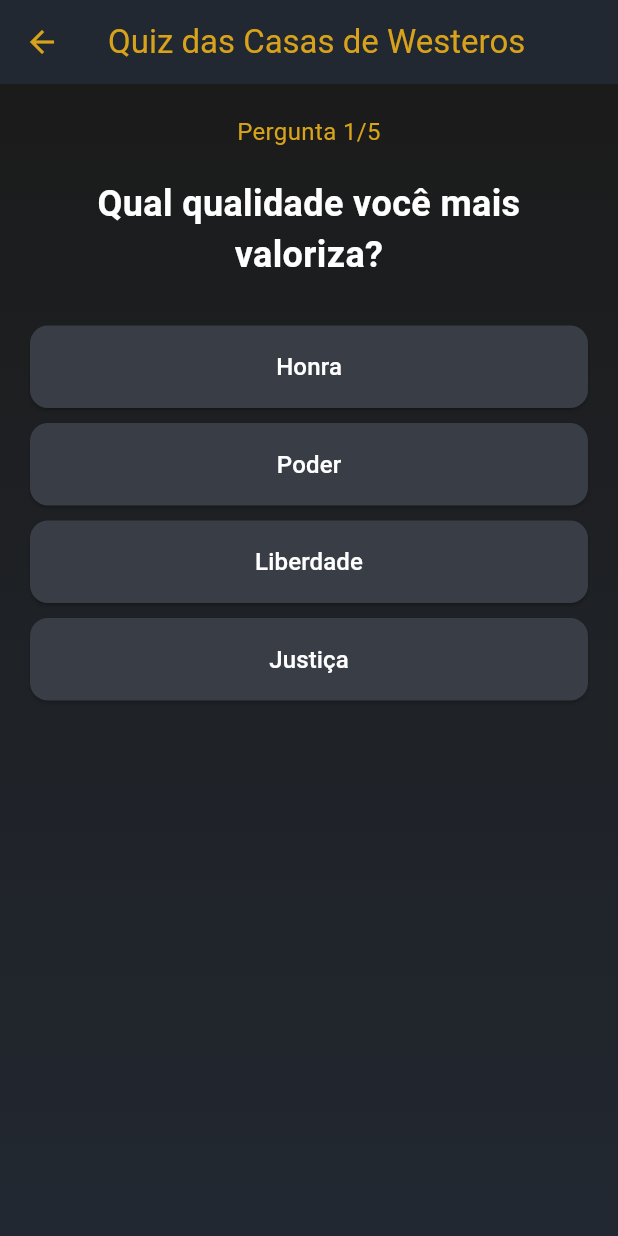
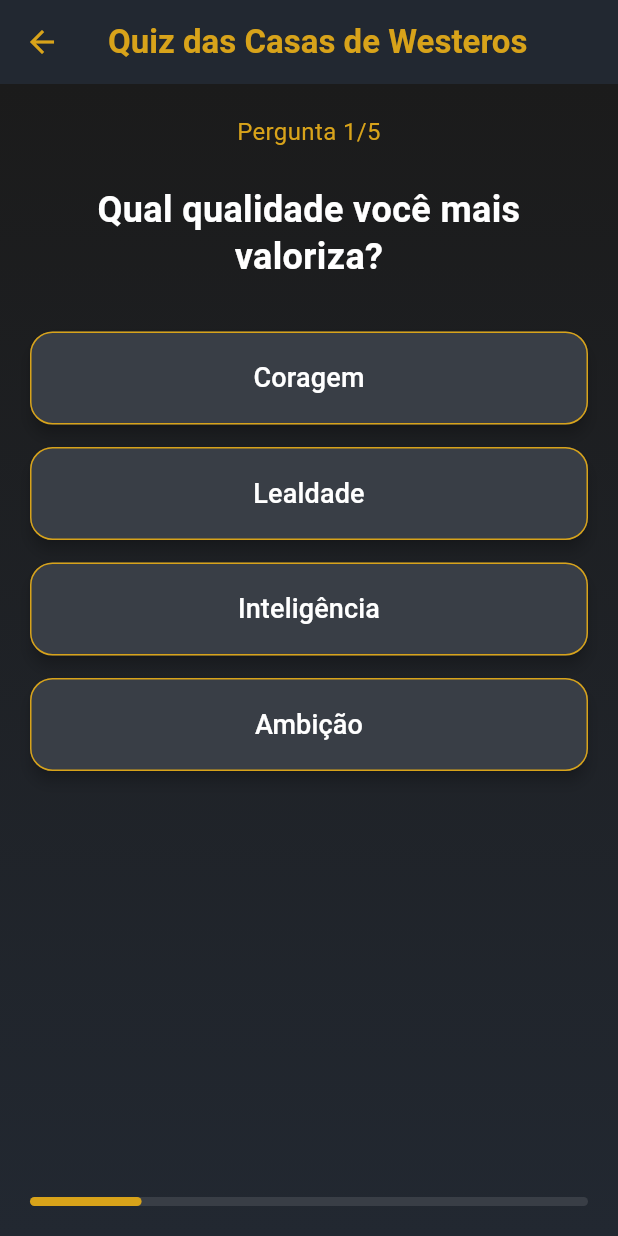
Before and after one commit to Souza371/Game-of-Trones, a Flutter app: the QuizScreen screen opened by its route, on a phone screen of 412 x 824 dp. Run offline on Flutter 3.47's test engine with Material 3 defaults, Android fonts, the light colour scheme and no system bars; Roboto replaces fonts that are missing (Cinzel).

Commit message:
feat: layout do quiz melhorado com design temático

```diff
--- a/lib/screens/quiz_screen.dart
+++ b/lib/screens/quiz_screen.dart
@@ -7,80 +7,59 @@
 
 class _QuizScreenState extends State<QuizScreen> {
   int _currentQuestion = 0;
-  List<String> _answers = [];
-
-  // Sistema de pontuação por casa
-  Map<String, int> _houseScores = {
-    'Stark': 0,
-    'Lannister': 0,
-    'Targaryen': 0,
-    'Baratheon': 0,
-    'Greyjoy': 0,
-    'Tyrell': 0,
-    'Martell': 0,
-    'Arryn': 0,
-  };
+  List<int> _answers = [];
 
   final List<Map<String, dynamic>> _questions = [
     {
       'question': 'Qual qualidade você mais valoriza?',
-      'options': ['Honra', 'Poder', 'Liberdade', 'Justiça'],
-      'scores': {'Stark': 3, 'Lannister': 2, 'Targaryen': 1, 'Baratheon': 2, 'Greyjoy': 1, 'Tyrell': 1, 'Martell': 2, 'Arryn': 3}
+      'options': ['Coragem', 'Lealdade', 'Inteligência', 'Ambição']
     },
     {
       'question': 'Qual animal você prefere?',
-      'options': ['Lobo', 'Leão', 'Dragão', 'Veado', 'Lula', 'Rosa', 'Sol', 'Falcão'],
-      'scores': {'Stark': 3, 'Lannister': 3, 'Targaryen': 3, 'Baratheon': 3, 'Greyjoy': 3, 'Tyrell': 3, 'Martell': 3, 'Arryn': 3}
+      'options': ['Lobo', 'Leão', 'Dragão', 'Veado']
     },
     {
-      'question': 'Como você resolve conflitos?',
-      'options': ['Diplomacia', 'Força', 'Estratégia', 'Fuga'],
-      'scores': {'Stark': 2, 'Lannister': 3, 'Targaryen': 3, 'Baratheon': 3, 'Greyjoy': 1, 'Tyrell': 2, 'Martell': 2, 'Arryn': 2}
+      'question': 'Como você age em conflitos?',
+      'options': ['Ataco primeiro', 'Busco diplomacia', 'Planejo estrategicamente', 'Recuo e espero']
     },
     {
-      'question': 'Qual é seu elemento preferido?',
-      'options': ['Gelo', 'Fogo', 'Água', 'Terra', 'Metal', 'Planta', 'Areia', 'Ar'],
-      'scores': {'Stark': 3, 'Lannister': 2, 'Targaryen': 3, 'Baratheon': 2, 'Greyjoy': 3, 'Tyrell': 3, 'Martell': 3, 'Arryn': 3}
+      'question': 'Qual elemento te representa?',
+      'options': ['Gelo', 'Fogo', 'Água', 'Terra']
     },
     {
-      'question': 'Qual virtude é mais importante?',
-      'options': ['Lealdade', 'Ambição', 'Coragem', 'Determinação', 'Independência', 'Crescimento', 'Paixão', 'Honra'],
-      'scores': {'Stark': 3, 'Lannister': 3, 'Targaryen': 2, 'Baratheon': 2, 'Greyjoy': 3, 'Tyrell': 3, 'Martell': 3, 'Arryn': 3}
+      'question': 'Qual é seu objetivo de vida?',
+      'options': ['Proteger minha família', 'Conquistar poder', 'Buscar liberdade', 'Manter a honra']
     }
   ];
 
   void _answer(int index) {
-    final answer = _questions[_currentQuestion]['options'][index];
-    _answers.add(answer);
-
-    // Adiciona pontos para cada casa baseado na resposta
-    final scores = _questions[_currentQuestion]['scores'];
-    scores.forEach((house, points) {
-      _houseScores[house] = _houseScores[house]! + (points as int); // CORREÇÃO AQUI
-    });
-
+    setState(() {
+      _answers.add(index);
       if (_currentQuestion < _questions.length - 1) {
-      setState(() {
         _currentQuestion++;
-      });
       } else {
         _calculateResult();
       }
+    });
   }
 
   void _calculateResult() {
-    // Encontra a casa com maior pontuação
-    String winningHouse = 'Stark';
-    int highestScore = 0;
+    int stark = 0, lannister = 0, targaryen = 0, baratheon = 0;
 
-    _houseScores.forEach((house, score) {
-      if (score > highestScore) {
-        highestScore = score;
-        winningHouse = house;
+    for (int i = 0; i < _answers.length; i++) {
+      if (_answers[i] == 0) stark++;
+      if (_answers[i] == 1) lannister++;
+      if (_answers[i] == 2) targaryen++;
+      if (_answers[i] == 3) baratheon++;
     }
-    });
 
-    Navigator.pushReplacementNamed(context, '/house_result', arguments: winningHouse);
+    String house;
+    if (stark >= lannister && stark >= targaryen && stark >= baratheon) house = 'Stark';
+    else if (lannister >= targaryen && lannister >= baratheon) house = 'Lannister';
+    else if (targaryen >= baratheon) house = 'Targaryen';
+    else house = 'Baratheon';
+
+    Navigator.pushReplacementNamed(context, '/house_result', arguments: house);
   }
 
   @override
@@ -88,7 +67,13 @@
     final q = _questions[_currentQuestion];
     return Scaffold(
       appBar: AppBar(
-        title: Text('Quiz das Casas de Westeros'),
+        title: Text(
+          'Quiz das Casas de Westeros',
+          style: TextStyle(
+            fontFamily: 'Cinzel',
+            fontWeight: FontWeight.bold,
+          ),
+        ),
         backgroundColor: Color(0xFF222831),
         foregroundColor: Color(0xFFD8A31A),
       ),
@@ -108,6 +93,7 @@
           child: Column(
             crossAxisAlignment: CrossAxisAlignment.stretch,
             children: [
+              // CONTADOR DE PERGUNTAS
               Text(
                 'Pergunta ${_currentQuestion + 1}/${_questions.length}',
                 style: TextStyle(
@@ -117,7 +103,9 @@
                 ),
                 textAlign: TextAlign.center,
               ),
-              SizedBox(height: 20),
+              SizedBox(height: 25),
+
+              // PERGUNTA
               Text(
                 q['question'],
                 style: TextStyle(
@@ -125,31 +113,53 @@
                   fontWeight: FontWeight.bold,
                   color: Colors.white,
                   fontFamily: 'Cinzel',
+                  height: 1.3,
                 ),
                 textAlign: TextAlign.center,
               ),
-              SizedBox(height: 30),
-              ...List.generate(q['options'].length, (i) => Padding(
-                padding: const EdgeInsets.only(bottom: 10.0),
-                child: ElevatedButton(
-                  onPressed: () => _answer(i),
+              SizedBox(height: 35),
+
+              // BOTÕES COM ESPAÇAMENTO
+              Expanded(
+                child: ListView.separated(
+                  itemCount: q['options'].length,
+                  separatorBuilder: (context, index) => SizedBox(height: 15),
+                  itemBuilder: (context, index) {
+                    return ElevatedButton(
+                      onPressed: () => _answer(index),
                       style: ElevatedButton.styleFrom(
                         backgroundColor: Color(0xFF393E46),
                         foregroundColor: Colors.white,
-                    padding: EdgeInsets.symmetric(vertical: 16),
+                        padding: EdgeInsets.symmetric(vertical: 18, horizontal: 20),
                         shape: RoundedRectangleBorder(
-                      borderRadius: BorderRadius.circular(12),
+                          borderRadius: BorderRadius.circular(15),
+                          side: BorderSide(color: Color(0xFFD8A31A), width: 1),
+                        ),
+                        elevation: 4,
+                      ),
+                      child: Text(
+                        q['options'][index],
+                        style: TextStyle(
+                          fontSize: 18,
+                          fontFamily: 'Cinzel',
+                          fontWeight: FontWeight.w500,
+                        ),
+                        textAlign: TextAlign.center,
+                      ),
+                    );
+                  },
                 ),
               ),
-                  child: Text(
-                    q['options'][i],
-                    style: TextStyle(
-                      fontSize: 16,
-                      fontFamily: 'Cinzel',
+
+              // BARRA DE PROGRESSO
+              SizedBox(height: 20),
+              LinearProgressIndicator(
+                value: (_currentQuestion + 1) / _questions.length,
+                backgroundColor: Color(0xFF393E46),
+                valueColor: AlwaysStoppedAnimation<Color>(Color(0xFFD8A31A)),
+                minHeight: 6,
+                borderRadius: BorderRadius.circular(3),
               ),
-                  ),
-                ),
-              ))
             ],
           ),
         ),
```
Lines whose indentation alone changed are shown as unchanged.
